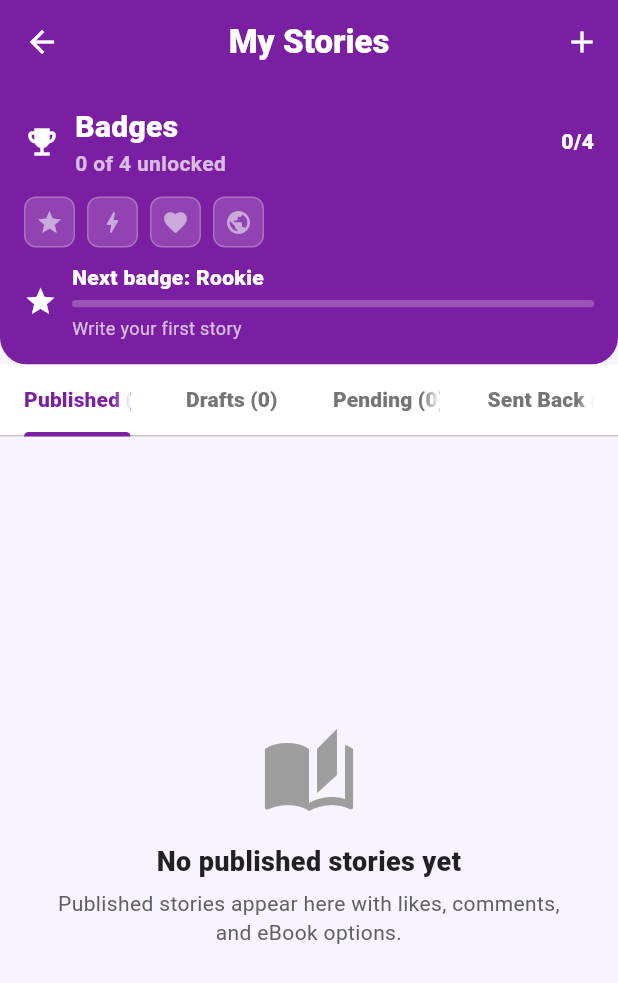
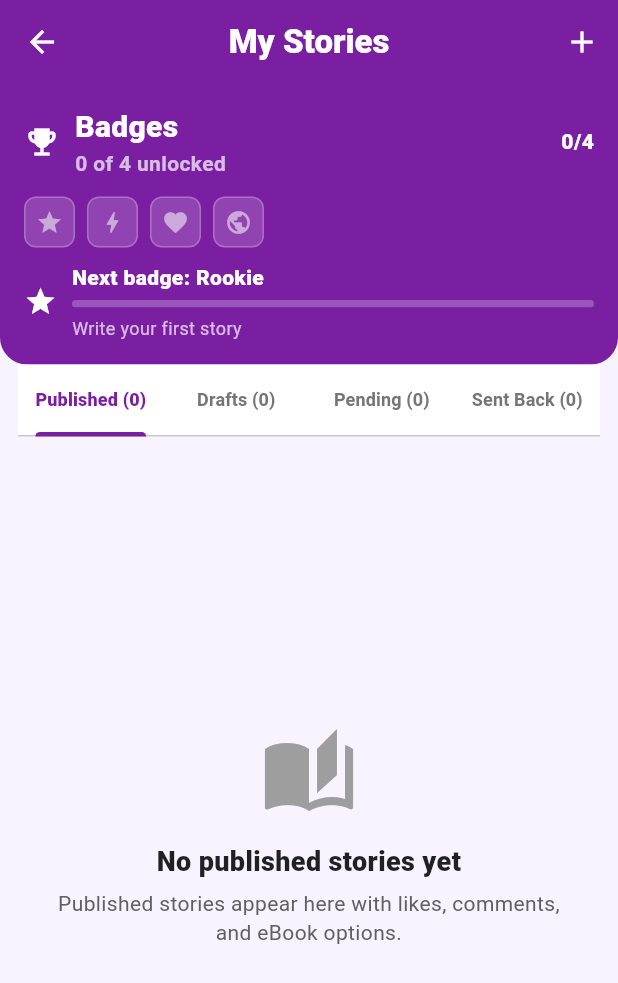
Before and after one commit to Ayeshafayyazz/PixiePen, a Flutter app: the MyStoriesScreen screen opened directly, on a phone screen of 412 x 824 dp. Shown: the top 983 px of the screen. Run offline on Flutter 3.47's test engine with Material 3 defaults, Android fonts, the phone set to English and light mode, and no system bars; our stand-ins replace animated_text_kit, cloud_firestore, confetti, firebase_auth, firebase_core, firebase_storage and 10 more; missing offline and left inert: dart:html; accounts and stored records are empty; Roboto replaces fonts that are missing (Poppins).

Commit message:
fix: balance my stories tab spacing on mobile

```diff
--- a/lib/screens/my_stories_screen.dart
+++ b/lib/screens/my_stories_screen.dart
@@ -156,20 +156,53 @@ class _MyStoriesScreenState extends State<MyStoriesScreen>
                 unlockedBadges: unlockedBadges,
                 nextBadge: nextBadge,
               ),
-              Material(
+              Padding(
+                padding: const EdgeInsets.symmetric(horizontal: 12),
+                child: Material(
                   color: Colors.white,
                   child: TabBar(
                     controller: _tabController,
+                    isScrollable: false,
+                    padding: EdgeInsets.zero,
+                    labelPadding: EdgeInsets.zero,
                     indicatorColor: kAppPrimary,
                     labelColor: kAppPrimary,
                     unselectedLabelColor: Colors.grey.shade600,
-                  labelStyle: const TextStyle(fontWeight: FontWeight.w800),
+                    labelStyle: const TextStyle(
+                      fontSize: 12,
+                      fontWeight: FontWeight.w800,
+                    ),
+                    unselectedLabelStyle: const TextStyle(
+                      fontSize: 12,
+                      fontWeight: FontWeight.w600,
+                    ),
                     tabs: [
-                    Tab(text: 'Published (${published.length})'),
-                    Tab(text: 'Drafts (${drafts.length})'),
-                    Tab(text: 'Pending (${pending.length})'),
-                    Tab(text: 'Sent Back (${rejected.length})'),
+                      Tab(
+                        child: FittedBox(
+                          fit: BoxFit.scaleDown,
+                          child: Text('Published (${published.length})'),
+                        ),
+                      ),
+                      Tab(
+                        child: FittedBox(
+                          fit: BoxFit.scaleDown,
+                          child: Text('Drafts (${drafts.length})'),
+                        ),
+                      ),
+                      Tab(
+                        child: FittedBox(
+                          fit: BoxFit.scaleDown,
+                          child: Text('Pending (${pending.length})'),
+                        ),
+                      ),
+                      Tab(
+                        child: FittedBox(
+                          fit: BoxFit.scaleDown,
+                          child: Text('Sent Back (${rejected.length})'),
+                        ),
+                      ),
                     ],
+                  ),
                 ),
               ),
               Expanded(
```
Lines whose indentation alone changed are shown as unchanged.
